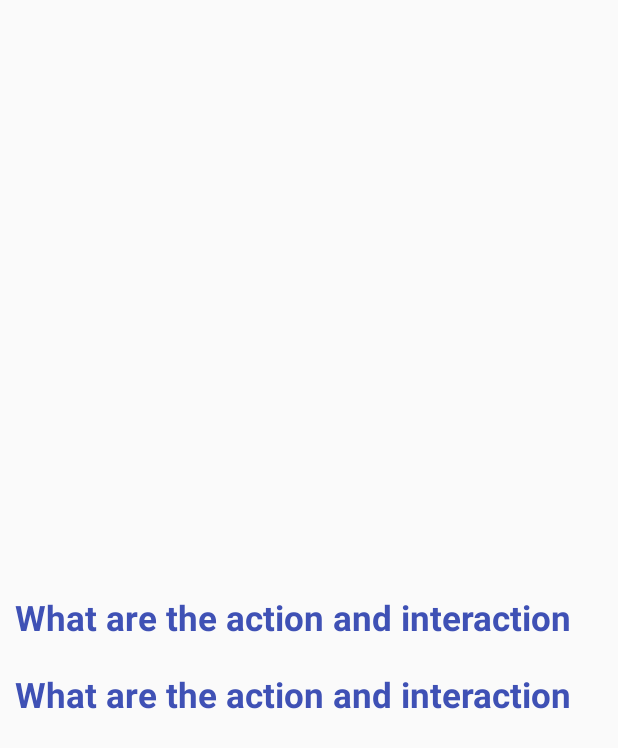
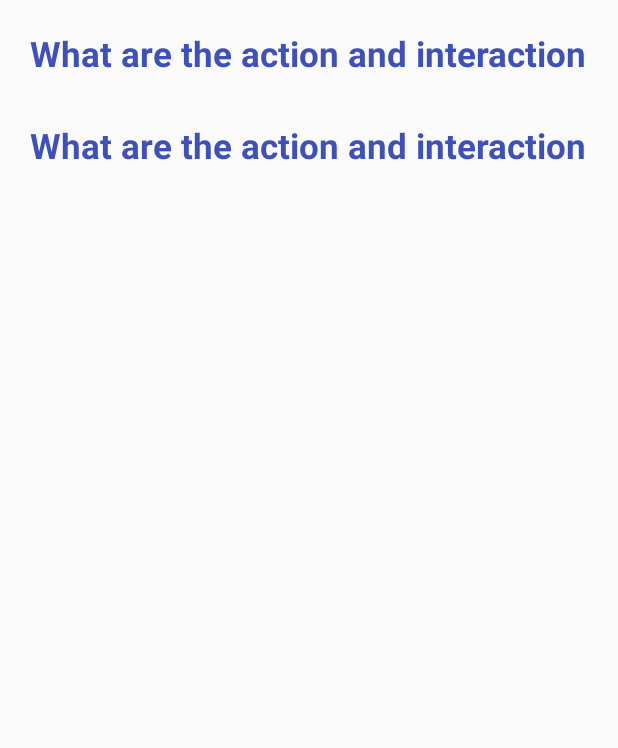
Before and after one commit to Feroz-Istar/AndroidCMS, an Android app: the fragment ONLY_TITLE_PARAGRAPH shown on its own in the app's theme, on a phone screen of 412 x 824 dp. Shown: the top 748 px of the screen. Run offline under Robolectric (Android 15) with nearby library versions, the phone set to English and light mode, and no system bars.

Commit message:
adding cms template

```diff
--- a/app/src/main/res/layout/only_title_paragraph.xml
+++ b/app/src/main/res/layout/only_title_paragraph.xml
@@ -1,7 +1,8 @@
 <?xml version="1.0" encoding="utf-8"?>
 <RelativeLayout xmlns:android="http://schemas.android.com/apk/res/android"
     android:orientation="vertical" android:layout_width="match_parent"
-    android:layout_height="match_parent">
+    android:layout_height="match_parent"
+    android:padding="10dp">
 
 
 
@@ -9,16 +10,14 @@
         android:id="@+id/title"
         android:layout_width="match_parent"
         android:layout_height="wrap_content"
-        android:layout_alignParentLeft="true"
-        android:layout_alignParentStart="true"
-        android:layout_centerVertical="true"
+
         android:fontFamily="sans-serif"
         android:padding="10dp"
         android:text="What are the action and interaction"
-        android:textAlignment="gravity"
         android:textColor="@color/colorPrimary"
         android:textSize="23sp"
-        android:textStyle="bold" />
+        android:textStyle="bold"
+        android:layout_marginBottom="10dp"/>
 
     <TextView
         android:id="@+id/paragraph"
```
Also changed, not shown: app/src/main/java/com/example/vaibhav/app/com/example/vaibhav/card/CardFactory.java (+21 -16 lines), app/src/main/java/com/example/vaibhav/app/com/example/vaibhav/card/ONLY_TITLE_PARAGRAPH_IMAGE.java (+33 -1 lines), app/src/main/res/layout/only_title_paragraph_image.xml (+12 -0 lines).
